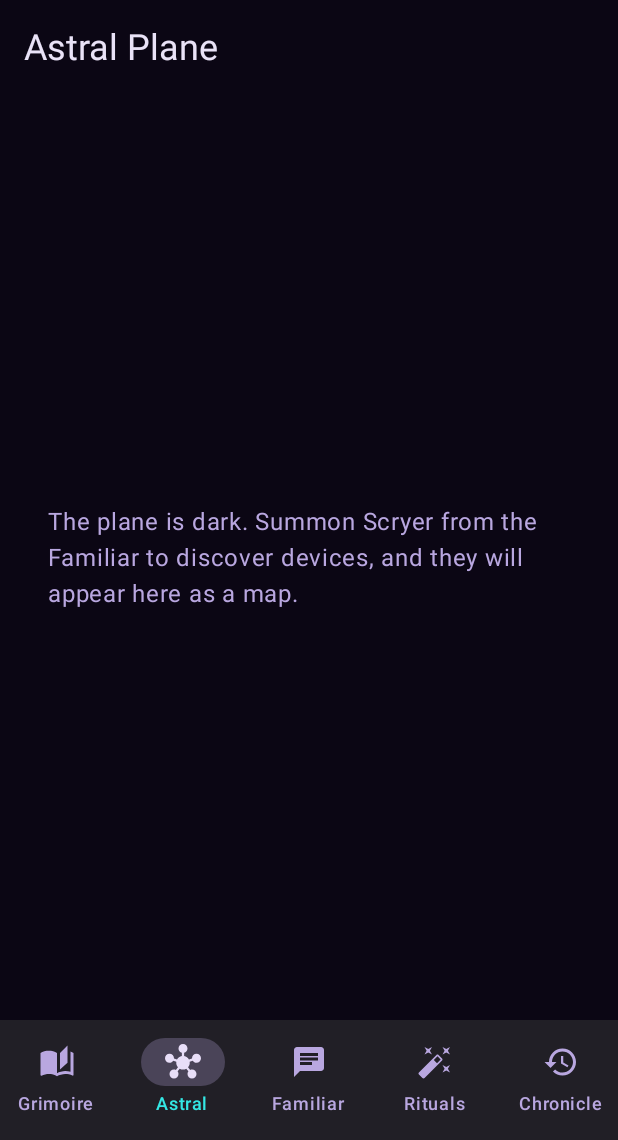
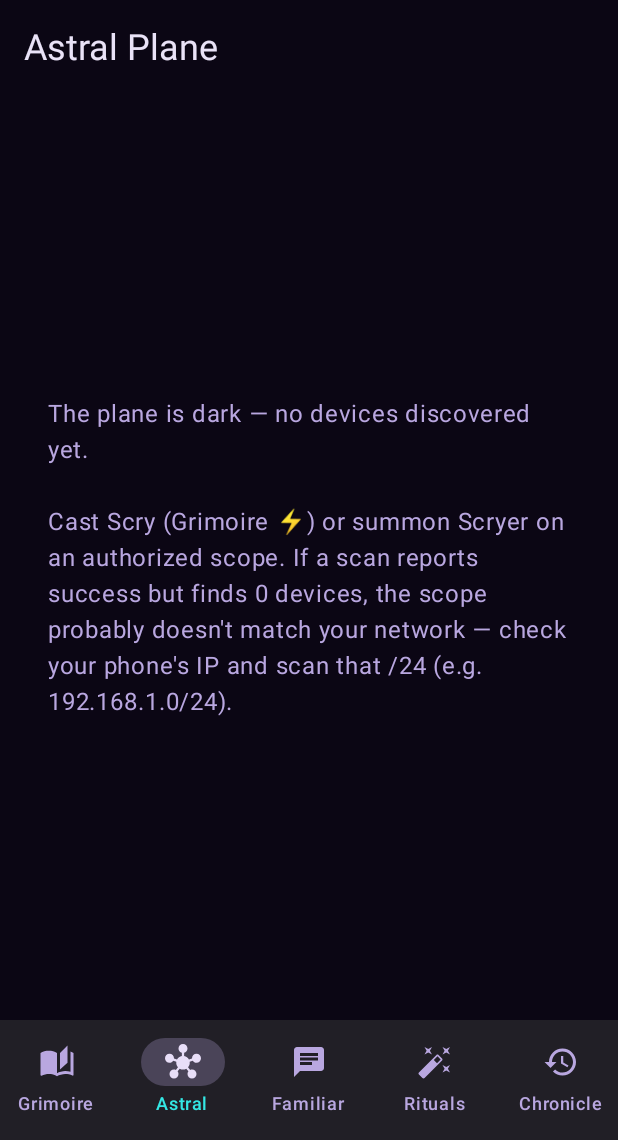
Before and after one commit to antoniosousapedro99-png/Spellbook, an Android app built with Jetpack Compose: the AstralPlaneScreen screen opened through its navigation route, on a phone screen of 412 x 824 dp, the part 96-1236 px from its top. Run offline under Robolectric (Android 15) with nearby library versions, the phone set to English and light mode, and no system bars; network calls fail.

Commit message:
Android: show cast result counts; clearer empty Astral Plane
A direct cast now reports what it found (e.g. "scry → success · scanned 254,
found 0 device(s)") instead of a bare "success", so a scan that finds nothing
is obvious. The Astral Plane empty state explains that a successful scan with 0
devices usually means the scope doesn't match the network, and to scan the
phone's own /24.

Co-Authored-By: Claude Opus 4.8 <noreply@anthropic.com>
Claude-Session: https://claude.ai/code/session_01PPwGzmkaYwfWF51QXQ9PrN

```diff
--- a/android-client/app/src/main/java/com/cybernomicon/grimoire/ui/screens/Screens.kt
+++ b/android-client/app/src/main/java/com/cybernomicon/grimoire/ui/screens/Screens.kt
@@ -192,8 +192,11 @@ fun AstralPlaneScreen(state: UiState) {
     Column(Modifier.fillMaxSize()) {
         SectionTitle("Astral Plane")
         if (topo == null || topo.nodes.isEmpty()) {
-            EmptyHint("The plane is dark. Summon Scryer from the Familiar to " +
-                "discover devices, and they will appear here as a map.")
+            EmptyHint("The plane is dark — no devices discovered yet.\n\n" +
+                "Cast Scry (Grimoire ⚡) or summon Scryer on an authorized " +
+                "scope. If a scan reports success but finds 0 devices, the " +
+                "scope probably doesn't match your network — check your " +
+                "phone's IP and scan that /24 (e.g. 192.168.1.0/24).")
         } else {
             // Detail of the tapped node.
             selected?.let { n ->
```
Also changed, not shown: android-client/app/src/main/java/com/cybernomicon/grimoire/ui/AppViewModel.kt (+20 -0 lines).
